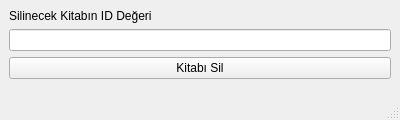
Above: lib/pop-window/kitap_sil.ui from kernelginar/kuys before the change. Below: the same form after it.
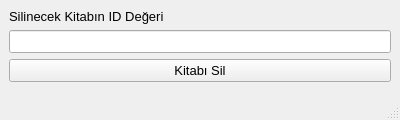
That is the form after the change.

Commit message: Arayüz font büyüklüğü 8'den 10'a çıkarıldı.

Patch:
```diff
--- a/lib/pop-window/kitap_sil.ui
+++ b/lib/pop-window/kitap_sil.ui
@@ -22,6 +22,11 @@
     <height>120</height>
    </size>
   </property>
+  <property name="font">
+   <font>
+    <pointsize>10</pointsize>
+   </font>
+  </property>
   <property name="windowTitle">
    <string>Kitap Sil</string>
   </property>
```
The commit also changes 8 other files.
